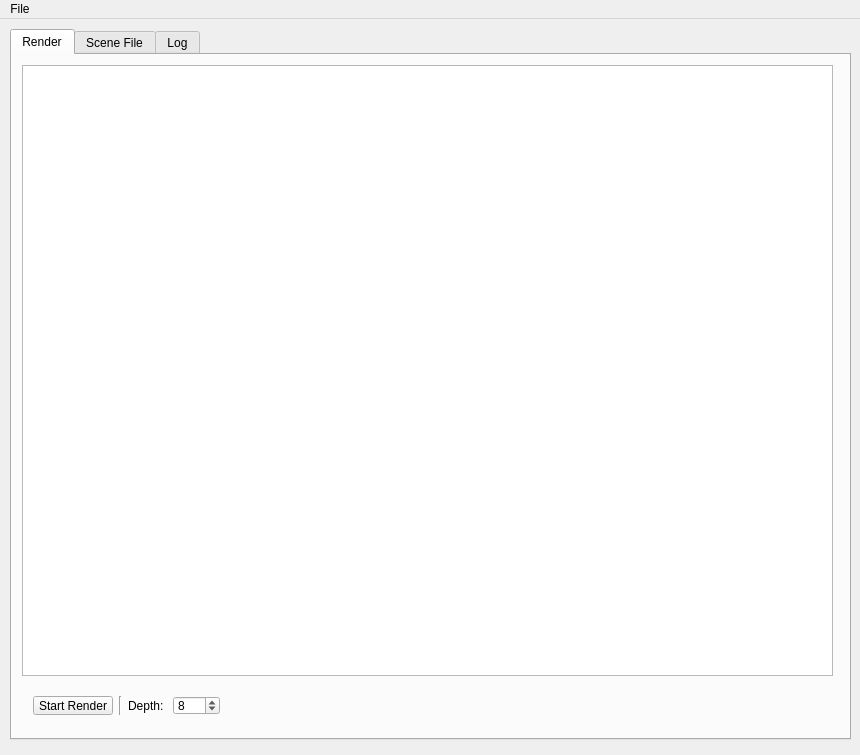
Above: mainwindow.ui from Theverat/SimpleTracer before the change. Below: the same form after it.
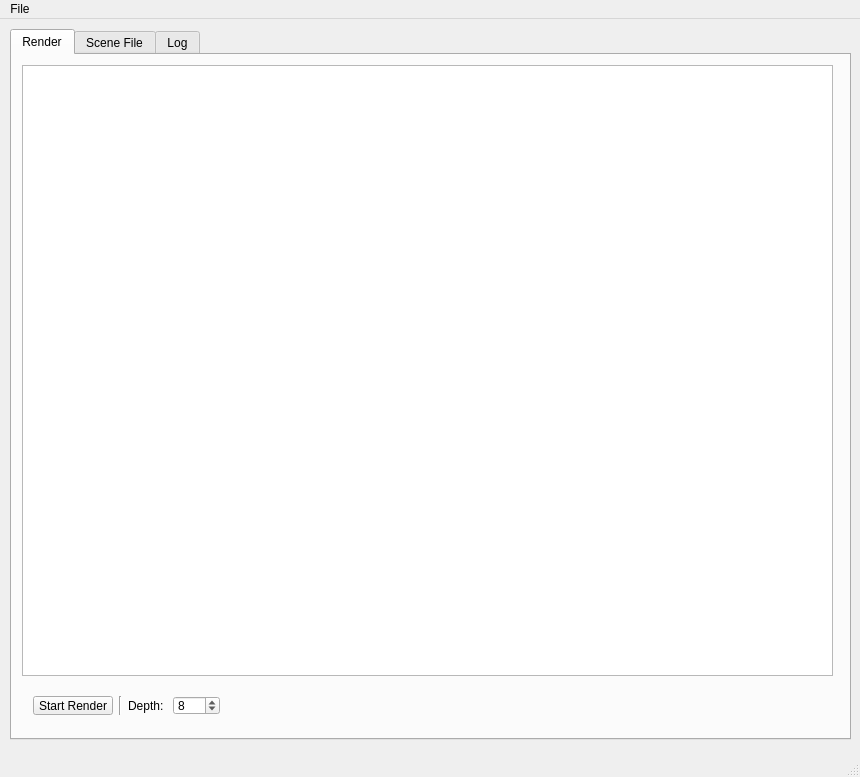
That is the form after the change. Icons and pictures are not drawn.

Commit message: statistics in status bar added (elapsed time, samples/pixel)

Patch:
```diff
--- a/mainwindow.ui
+++ b/mainwindow.ui
@@ -10,7 +10,7 @@
     <x>0</x>
     <y>0</y>
     <width>860</width>
-    <height>755</height>
+    <height>777</height>
    </rect>
   </property>
   <property name="windowTitle">
@@ -201,6 +201,7 @@
    </widget>
    <addaction name="menuFile"/>
   </widget>
+  <widget class="QStatusBar" name="statusBar"/>
   <action name="actionOpen_Scene_File">
    <property name="text">
     <string>Open Scene File</string>
```
The commit also changes 13 other files.
